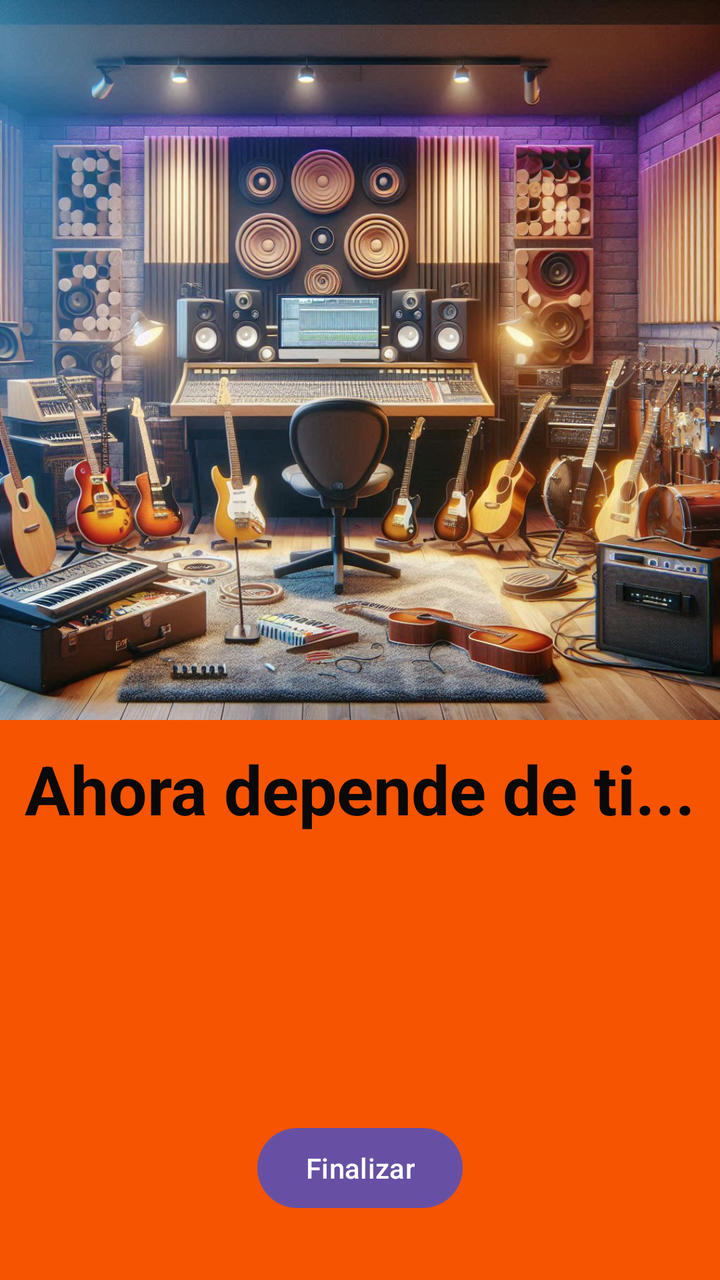
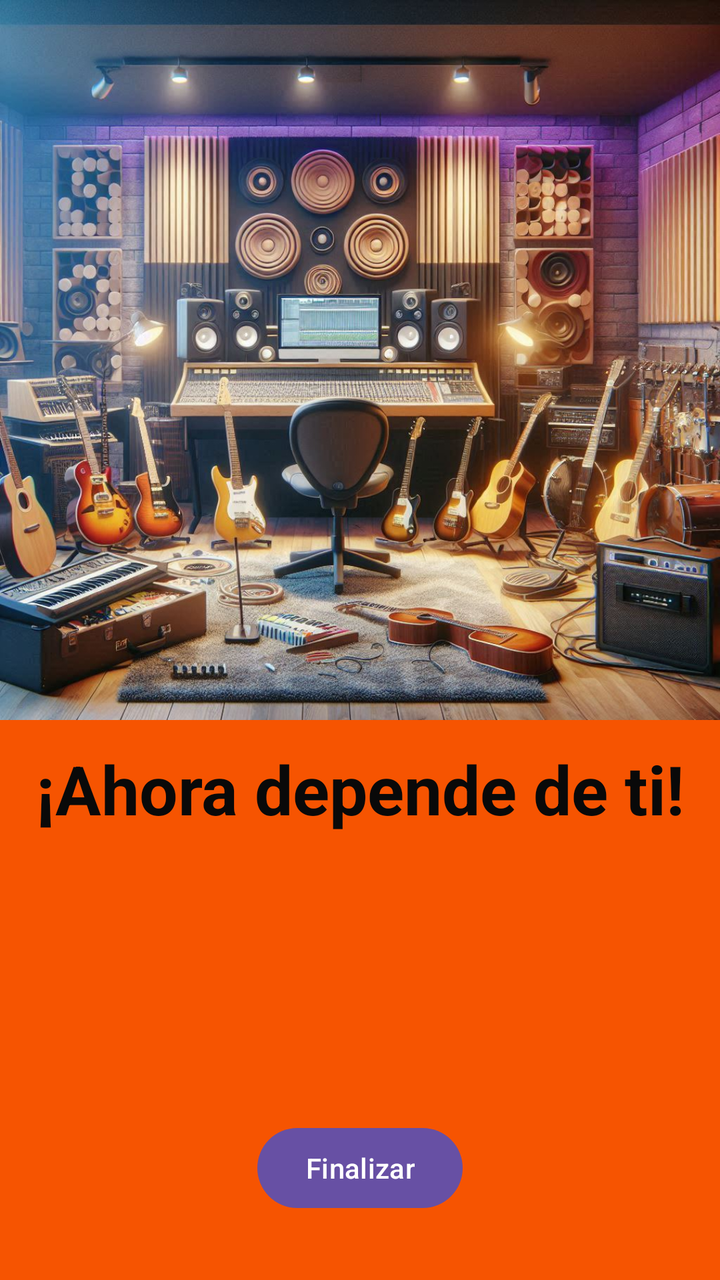

The first picture is an Android layout as it rendered before a commit; the second is the same layout after the commit. The layout source and the unified diff follow.
<!-- AndroidManifest.xml: application theme Theme.SjMusicProduction -->
<!-- res/layout/activity_third.xml -->
<?xml version="1.0" encoding="utf-8"?>
<androidx.constraintlayout.widget.ConstraintLayout xmlns:android="http://schemas.android.com/apk/res/android"
    xmlns:app="http://schemas.android.com/apk/res-auto"
    xmlns:tools="http://schemas.android.com/tools"
    android:layout_width="match_parent"
    android:layout_height="match_parent"
    android:background="#F65401">

    <ImageView
        android:id="@+id/imageView3"
        android:layout_width="0dp"
        android:layout_height="0dp"
        android:scaleType="fitStart"
        app:layout_constraintDimensionRatio="H,1:1"
        app:layout_constraintEnd_toEndOf="parent"
        app:layout_constraintStart_toStartOf="parent"
        app:layout_constraintTop_toTopOf="parent"
        app:layout_constraintVertical_bias="0.0"
        app:srcCompat="@drawable/inscrito" />

    <TextView
        android:id="@+id/textView"
        android:layout_width="0dp"
        android:layout_height="wrap_content"
        android:text="Ahora depende de ti..."
        android:textAlignment="center"
        android:textColor="#090909"
        android:textSize="34sp"
        android:textStyle="bold"
        app:layout_constraintEnd_toEndOf="parent"
        app:layout_constraintStart_toStartOf="parent"
        app:layout_constraintTop_toBottomOf="@+id/imageView3"
        app:layout_constraintBottom_toTopOf="@+id/textViewName"
        app:layout_constraintVertical_bias="0.3"/>

    <TextView
        android:id="@+id/textViewName"
        android:layout_width="0dp"
        android:layout_height="wrap_content"
        android:layout_marginStart="16dp"
        android:textColor="#FFFFFF"
        android:textSize="24sp"
        app:layout_constraintEnd_toEndOf="parent"
        app:layout_constraintStart_toStartOf="parent"
        app:layout_constraintTop_toBottomOf="@+id/textView"
        app:layout_constraintBottom_toTopOf="@+id/textViewEmail"
        app:layout_constraintVertical_bias="0.3"/>

    <TextView
        android:id="@+id/textViewEmail"
        android:layout_width="0dp"
        android:layout_height="wrap_content"
        android:layout_marginStart="16dp"
        android:textColor="#FFFFFF"
        android:textSize="24sp"
        app:layout_constraintEnd_toEndOf="parent"
        app:layout_constraintStart_toStartOf="parent"
        app:layout_constraintTop_toBottomOf="@+id/textViewName"
        app:layout_constraintBottom_toTopOf="@+id/textViewCourse"
        app:layout_constraintVertical_bias="0.3"/>

    <TextView
        android:id="@+id/textViewCourse"
        android:layout_width="0dp"
        android:layout_height="wrap_content"
        android:layout_marginStart="16dp"
        android:textColor="#FFFFFF"
        android:textSize="24sp"
        app:layout_constraintEnd_toEndOf="parent"
        app:layout_constraintStart_toStartOf="parent"
        app:layout_constraintTop_toBottomOf="@+id/textViewEmail"
        app:layout_constraintBottom_toTopOf="@+id/btnGoToEnd"
        app:layout_constraintVertical_bias="0.3"/>

    <Button
        android:id="@+id/btnGoToEnd"
        android:layout_width="wrap_content"
        android:layout_height="wrap_content"
        android:layout_marginBottom="32dp"
        android:text="Finalizar"
        app:layout_constraintBottom_toBottomOf="parent"
        app:layout_constraintEnd_toEndOf="parent"
        app:layout_constraintStart_toStartOf="parent" />


</androidx.constraintlayout.widget.ConstraintLayout>
<!-- resources referenced by this layout -->
<resources>
  <!-- drawable inscrito: png bitmap (drawable, 236010 bytes) -->
  <style name="Theme.SjMusicProduction" parent="Base.Theme.SjMusicProduction" />
  <style name="Base.Theme.SjMusicProduction" parent="Theme.Material3.DayNight.NoActionBar">
          
          
      </style>
</resources>

<!-- the commit's change to res/layout/activity_third.xml (unified diff, before → after) -->
@@ -2,14 +2,17 @@
 <androidx.constraintlayout.widget.ConstraintLayout xmlns:android="http://schemas.android.com/apk/res/android"
     xmlns:app="http://schemas.android.com/apk/res-auto"
     xmlns:tools="http://schemas.android.com/tools"
+    android:id="@+id/thirdMain"
     android:layout_width="match_parent"
     android:layout_height="match_parent"
-    android:background="#F65401">
+    android:background="#F65401"
+    tools:context=".ThirdActivity">
 
     <ImageView
         android:id="@+id/imageView3"
         android:layout_width="0dp"
         android:layout_height="0dp"
+        android:contentDescription="@string/cd_inscribed"
         android:scaleType="fitStart"
         app:layout_constraintDimensionRatio="H,1:1"
         app:layout_constraintEnd_toEndOf="parent"
@@ -22,65 +25,67 @@
         android:id="@+id/textView"
         android:layout_width="0dp"
         android:layout_height="wrap_content"
-        android:text="Ahora depende de ti..."
+        android:text="@string/third_title"
         android:textAlignment="center"
         android:textColor="#090909"
         android:textSize="34sp"
         android:textStyle="bold"
+        app:layout_constraintBottom_toTopOf="@+id/textViewName"
         app:layout_constraintEnd_toEndOf="parent"
         app:layout_constraintStart_toStartOf="parent"
         app:layout_constraintTop_toBottomOf="@+id/imageView3"
-        app:layout_constraintBottom_toTopOf="@+id/textViewName"
-        app:layout_constraintVertical_bias="0.3"/>
+        app:layout_constraintVertical_bias="0.3" />
 
     <TextView
         android:id="@+id/textViewName"
         android:layout_width="0dp"
         android:layout_height="wrap_content"
         android:layout_marginStart="16dp"
+        android:layout_marginEnd="16dp"
         android:textColor="#FFFFFF"
         android:textSize="24sp"
+        app:layout_constraintBottom_toTopOf="@+id/textViewEmail"
         app:layout_constraintEnd_toEndOf="parent"
         app:layout_constraintStart_toStartOf="parent"
         app:layout_constraintTop_toBottomOf="@+id/textView"
-        app:layout_constraintBottom_toTopOf="@+id/textViewEmail"
-        app:layout_constraintVertical_bias="0.3"/>
+        app:layout_constraintVertical_bias="0.3" />
 
     <TextView
         android:id="@+id/textViewEmail"
         android:layout_width="0dp"
         android:layout_height="wrap_content"
         android:layout_marginStart="16dp"
+        android:layout_marginEnd="16dp"
         android:textColor="#FFFFFF"
         android:textSize="24sp"
+        app:layout_constraintBottom_toTopOf="@+id/textViewCourse"
         app:layout_constraintEnd_toEndOf="parent"
         app:layout_constraintStart_toStartOf="parent"
         app:layout_constraintTop_toBottomOf="@+id/textViewName"
-        app:layout_constraintBottom_toTopOf="@+id/textViewCourse"
-        app:layout_constraintVertical_bias="0.3"/>
+        app:layout_constraintVertical_bias="0.3" />
 
     <TextView
         android:id="@+id/textViewCourse"
         android:layout_width="0dp"
         android:layout_height="wrap_content"
         android:layout_marginStart="16dp"
+        android:layout_marginEnd="16dp"
         android:textColor="#FFFFFF"
         android:textSize="24sp"
+        app:layout_constraintBottom_toTopOf="@+id/btnGoToEnd"
         app:layout_constraintEnd_toEndOf="parent"
         app:layout_constraintStart_toStartOf="parent"
         app:layout_constraintTop_toBottomOf="@+id/textViewEmail"
-        app:layout_constraintBottom_toTopOf="@+id/btnGoToEnd"
-        app:layout_constraintVertical_bias="0.3"/>
+        app:layout_constraintVertical_bias="0.3" />
 
     <Button
         android:id="@+id/btnGoToEnd"
         android:layout_width="wrap_content"
         android:layout_height="wrap_content"
         android:layout_marginBottom="32dp"
-        android:text="Finalizar"
+        android:text="@string/btn_finish"
         app:layout_constraintBottom_toBottomOf="parent"
         app:layout_constraintEnd_toEndOf="parent"
         app:layout_constraintStart_toStartOf="parent" />
 
-
 </androidx.constraintlayout.widget.ConstraintLayout>
<!-- resource entries referenced after the edit -->
@@ -1,6 +1,9 @@
 <!-- resources referenced by this layout -->
 <resources>
   <!-- drawable inscrito: png bitmap (drawable, 236010 bytes) -->
+  <string name="btn_finish">Finalizar</string>
+  <string name="cd_inscribed">Imagen de confirmación de inscripción</string>
+  <string name="third_title">¡Ahora depende de ti!</string>
   <style name="Theme.SjMusicProduction" parent="Base.Theme.SjMusicProduction" />
   <style name="Base.Theme.SjMusicProduction" parent="Theme.Material3.DayNight.NoActionBar">
           
